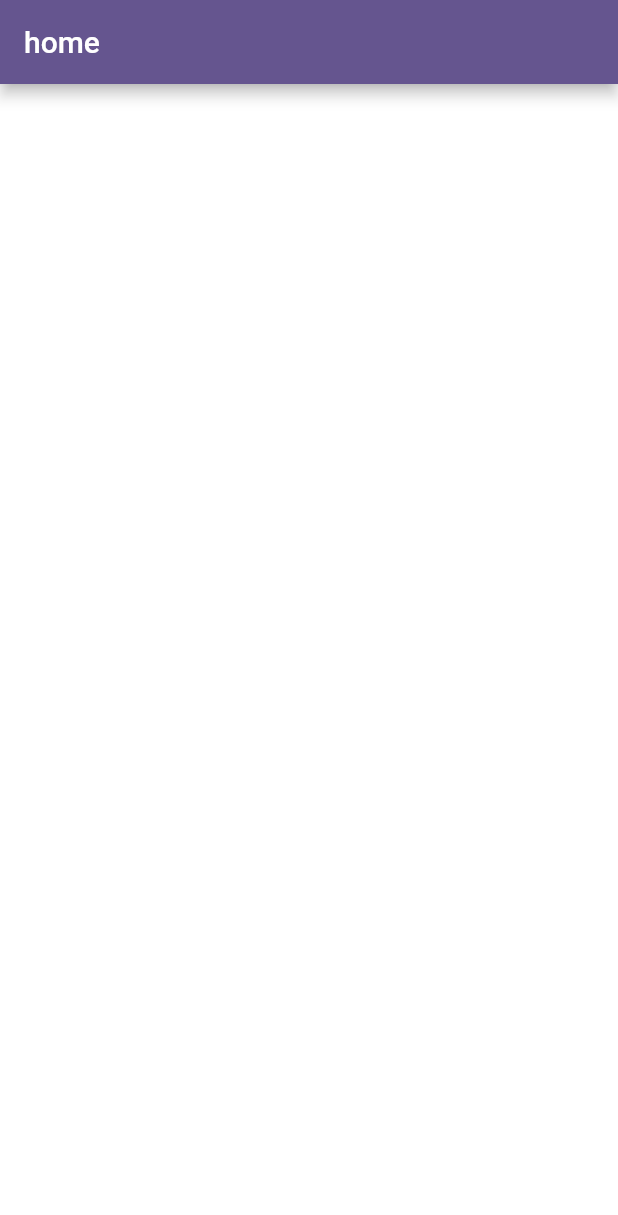
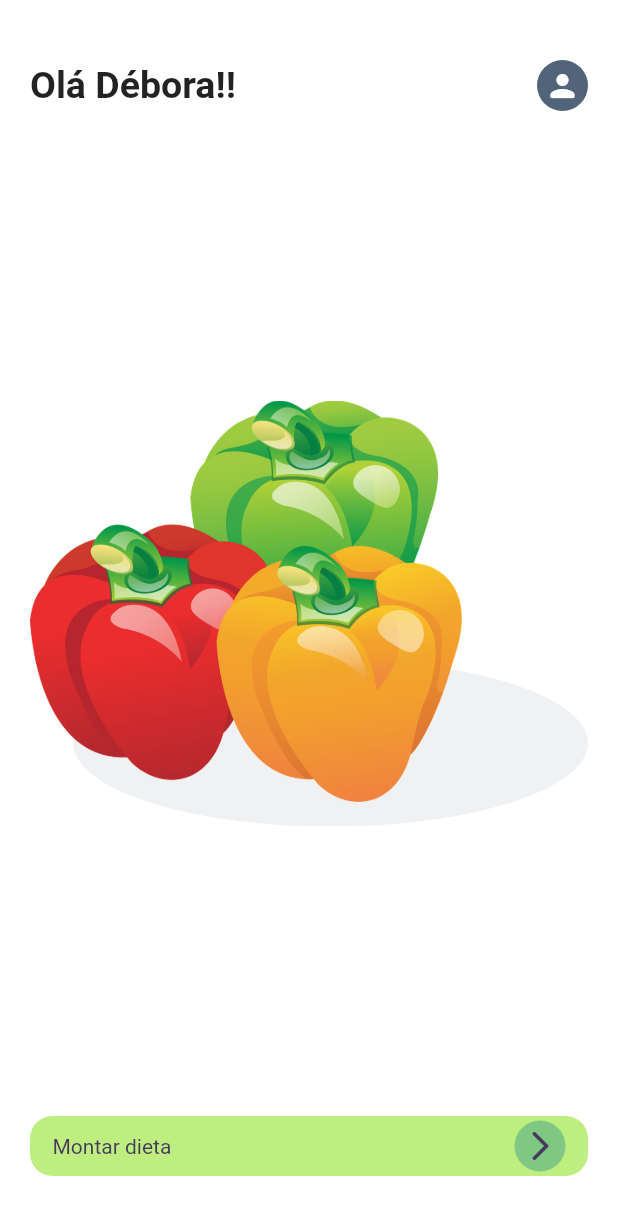
Before and after one commit to FilipeH14/diet_pdf_creator, a Flutter app: the screen it shows once a user with an empty profile is signed in, on a phone screen of 412 x 824 dp. Shown: the top 1215 px of the screen. Run offline on Flutter 3.47's test engine with Material 2 defaults, Android fonts, the phone set to English and light mode, and no system bars; our stand-ins replace firebase_auth, firebase_core, flutter_signin_button, get, google_sign_in; accounts and stored records are empty; Roboto replaces fonts that are missing (mplus1).

Commit message:
implementação da tela home

```diff
--- a/lib/app/modules/home/home_page.dart
+++ b/lib/app/modules/home/home_page.dart
@@ -1,4 +1,6 @@
+import 'package:diet_pdf_creator/app/shared/ui/diet_ui_colors.dart';
 import 'package:flutter/material.dart';
+import 'package:get/get.dart';
 
 class HomePage extends StatelessWidget {
   const HomePage({Key? key}) : super(key: key);
@@ -6,8 +8,86 @@ class HomePage extends StatelessWidget {
   @override
   Widget build(BuildContext context) {
     return Scaffold(
-      appBar: AppBar(title: const Text('home')),
-      body: Container(),
+      body: LayoutBuilder(
+        builder: (context, constraints) => SingleChildScrollView(
+          child: ConstrainedBox(
+            constraints: BoxConstraints(
+              minHeight: constraints.maxHeight,
+              minWidth: constraints.maxWidth,
+            ),
+            child: Container(
+              margin: const EdgeInsets.symmetric(horizontal: 20, vertical: 40),
+              child: IntrinsicHeight(
+                child: Column(
+                  crossAxisAlignment: CrossAxisAlignment.start,
+                  mainAxisAlignment: MainAxisAlignment.spaceBetween,
+                  children: [
+                    Row(
+                      mainAxisAlignment: MainAxisAlignment.spaceBetween,
+                      children: [
+                        const Text(
+                          'Olá Débora!!',
+                          style: TextStyle(
+                            fontSize: 25,
+                            fontWeight: FontWeight.bold,
+                          ),
+                        ),
+                        Container(
+                          decoration: BoxDecoration(
+                            color: DietUiColors.secondary,
+                            shape: BoxShape.circle,
+                          ),
+                          child: const Padding(
+                            padding: EdgeInsets.all(5),
+                            child: Icon(
+                              Icons.person_rounded,
+                              color: Colors.white,
+                            ),
+                          ),
+                        )
+                      ],
+                    ),
+                    Image.asset('assets/images/bell_peppers.png'),
+                    Container(
+                      height: 40,
+                      width: Get.width,
+                      decoration: BoxDecoration(
+                        color: DietUiColors.lightGreen,
+                        borderRadius: BorderRadius.circular(15),
+                      ),
+                      child: Padding(
+                        padding: const EdgeInsets.symmetric(horizontal: 15),
+                        child: Row(
+                          mainAxisAlignment: MainAxisAlignment.spaceBetween,
+                          children: [
+                            Text(
+                              'Montar dieta',
+                              style: TextStyle(
+                                color: DietUiColors.primary,
+                              ),
+                            ),
+                            Container(
+                              padding: const EdgeInsets.all(5),
+                              decoration: BoxDecoration(
+                                color: Colors.green[300],
+                                shape: BoxShape.circle,
+                              ),
+                              child: Icon(
+                                Icons.arrow_forward_ios_rounded,
+                                color: DietUiColors.primary,
+                              ),
+                            )
+                          ],
+                        ),
+                      ),
+                    ),
+                  ],
+                ),
+              ),
+            ),
+          ),
+        ),
+      ),
     );
   }
 }
--- a/pubspec.yaml
+++ b/pubspec.yaml
@@ -65,8 +65,8 @@ flutter:
   uses-material-design: true
 
   # To add assets to your application, add an assets section, like this:
-  # assets:
-  #   - images/a_dot_burr.jpeg
+  assets:
+    - assets/images/
   #   - images/a_dot_ham.jpeg
 
   # An image asset can refer to one or more resolution-specific "variants", see
```
Also changed, not shown: assets/images/bell_peppers.png (added).
